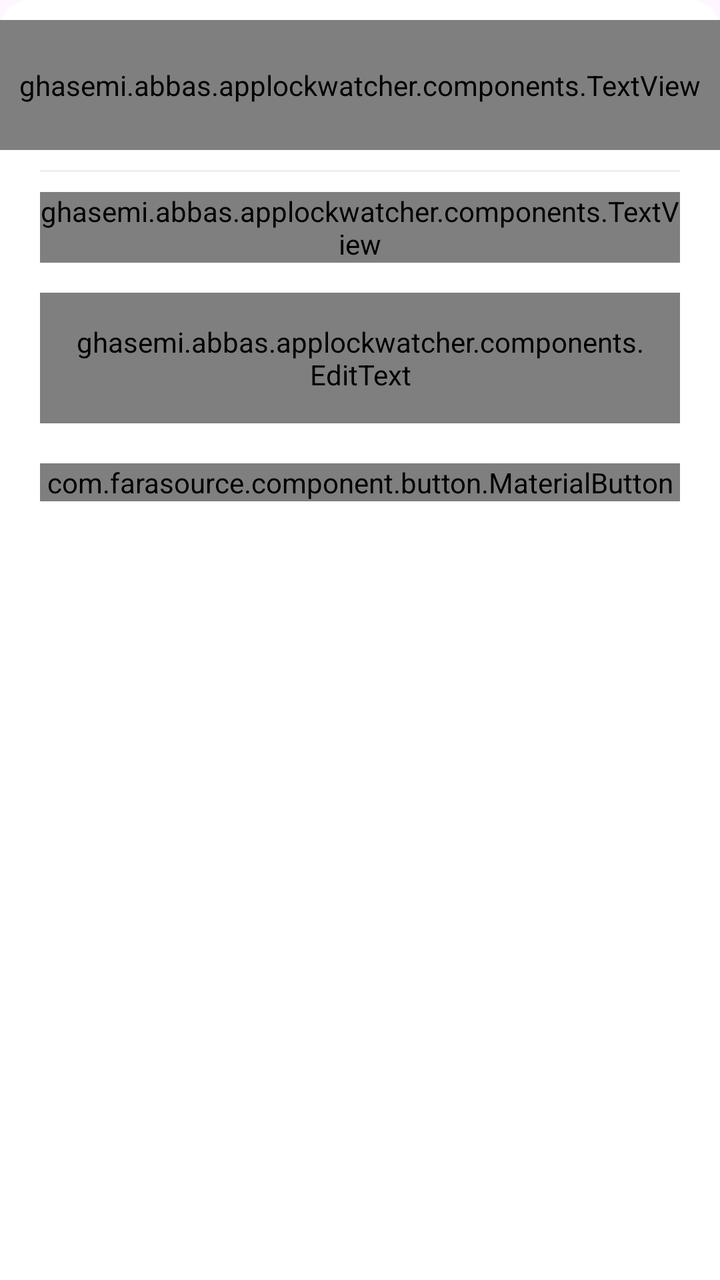
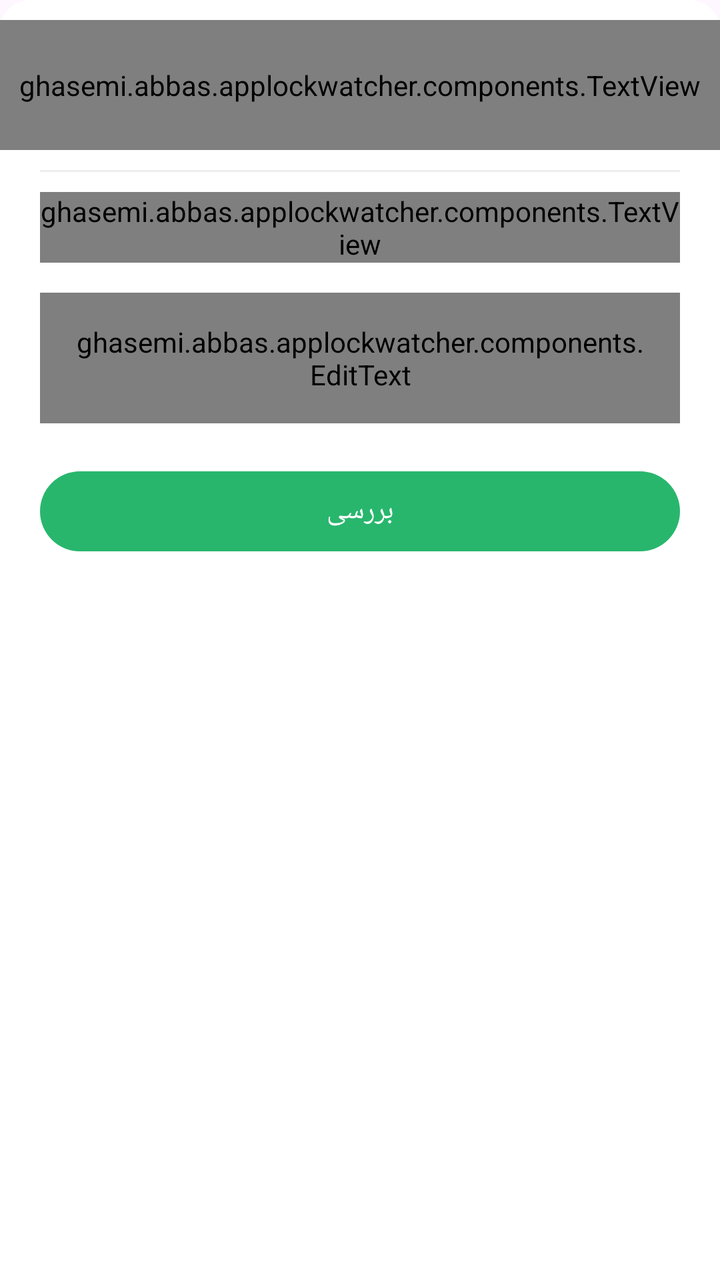

Screens rendered from an Android XML layout before and after an edit, with the pre-edit source and the edit as a unified diff.
<!-- AndroidManifest.xml: application theme AppTheme -->
<!-- res/layout/forget_password.xml -->
<?xml version="1.0" encoding="utf-8"?>
<ScrollView xmlns:android="http://schemas.android.com/apk/res/android"
    xmlns:app="http://schemas.android.com/apk/res-auto"
    android:layout_width="match_parent"
    android:layout_height="match_parent"
    android:background="@drawable/back_bottom_sheet">

    <LinearLayout
        android:layout_width="match_parent"
        android:layout_height="wrap_content"
        android:orientation="vertical">

        <ghasemi.abbas.applockwatcher.components.TextView
            android:id="@+id/help"
            android:layout_width="match_parent"
            android:layout_height="65dp"
            android:layout_marginTop="10dp"
            android:gravity="center"
            android:text="فراموشی گذرواژه"
            app:bold="true"
            android:textSize="16sp"
            app:color="#404040" />

        <View
            android:layout_width="match_parent"
            android:layout_height="1dp"
            android:layout_marginHorizontal="20dp"
            android:layout_marginVertical="10dp"
            android:background="@color/colorDivider" />

        <ghasemi.abbas.applockwatcher.components.TextView
            android:id="@+id/question"
            android:layout_width="match_parent"
            android:layout_height="wrap_content"
            android:layout_marginHorizontal="20dp"
            android:layout_marginBottom="5dp"
            android:gravity="right|center"
            android:singleLine="true"
            app:color="#000" />

        <com.google.android.material.textfield.TextInputLayout
            style="@style/LockApp.TextInputLayout"
            android:layout_width="match_parent"
            android:layout_height="wrap_content"
            android:layout_marginHorizontal="20dp"
            android:layout_marginVertical="10dp">

            <ghasemi.abbas.applockwatcher.components.EditText
                android:id="@+id/answer"
                android:paddingVertical="15dp"
                android:paddingHorizontal="15dp"
                android:layout_width="match_parent"
                android:layout_height="wrap_content"
                android:hint="پاسخ سوال"
                />

            <requestFocus />
        </com.google.android.material.textfield.TextInputLayout>


        <com.farasource.component.button.MaterialButton
            android:id="@+id/check"
            android:layout_marginTop="10dp"
            android:layout_width="match_parent"
            android:layout_height="wrap_content"
            android:layout_marginHorizontal="20dp"
            android:layout_marginBottom="20dp"
            android:text="بررسی" />

    </LinearLayout>
</ScrollView>
<!-- resources referenced by this layout -->
<resources>
  <color name="colorDivider">#ECEFF1</color>
  <!-- drawable back_bottom_sheet (drawable) -->
  <?xml version="1.0" encoding="utf-8"?>
  <selector xmlns:android="http://schemas.android.com/apk/res/android">
      <item android:state_enabled="true">
          <shape>
              <corners android:topLeftRadius="15dp" android:topRightRadius="15dp" />
              <solid android:color="#FFFFFF" />
          </shape>
      </item>
  </selector>
  <style name="LockApp.TextInputLayout" parent="@style/Widget.MaterialComponents.TextInputLayout.OutlinedBox">
          <item name="boxStrokeColor">@color/colorAccent</item>
          <item name="boxStrokeWidth">1dp</item>
          <item name="boxCornerRadiusTopEnd">15dp</item>
          <item name="theme">@style/editTextStyle</item>
          <item name="boxCornerRadiusTopStart">15dp</item>
          <item name="boxCornerRadiusBottomEnd">15dp</item>
          <item name="boxCornerRadiusBottomStart">15dp</item>
      </style>
  <style name="AppTheme" parent="Theme.Material3.Light.NoActionBar">
          
          <item name="colorPrimary">@color/colorPrimary</item>
          <item name="android:colorPrimaryDark">@color/colorPrimaryDark</item>
          <item name="android:colorAccent">@color/colorAccent</item>
          <item name="android:colorEdgeEffect">@color/colorEdgeEffect</item>
          <item name="android:soundEffectsEnabled">false</item>
          <item name="android:colorControlHighlight">#1A000000</item>
          <item name="android:statusBarColor">@color/colorPrimaryDark</item>
          <item name="android:navigationBarColor">@color/white</item>
          <item name="android:windowLightNavigationBar" tools:targetApi="o_mr1">true</item>
          <item name="android:dialogTheme">@style/dialogTheme</item>
          <item name="colorPrimaryContainer">@color/colorAccent</item>
      </style>
  <color name="colorAccent">#2FDF84</color>
  <style name="editTextStyle">
          <item name="colorPrimary">@color/colorAccent</item>
      </style>
  <color name="colorPrimary">#28B66D</color>
  <color name="colorPrimaryDark">#2FA268</color>
  <color name="colorEdgeEffect">#ffffff</color>
  <color name="white">#FFFF</color>
  <style name="dialogTheme" parent="Theme.Material3.Light.Dialog">
          <item name="android:colorPrimary">@color/colorPrimary</item>
          <item name="android:windowBackground">@android:color/transparent</item>
          <item name="android:windowAnimationStyle">@style/dialogAnimation</item>
      </style>
  <style name="dialogAnimation">
          <item name="android:windowEnterAnimation">@anim/in</item>
          <item name="android:windowExitAnimation">@anim/out</item>
      </style>
</resources>

<!-- the commit's change to res/layout/forget_password.xml (unified diff, before → after) -->
@@ -58,7 +58,7 @@
         </com.google.android.material.textfield.TextInputLayout>
 
 
-        <com.farasource.component.button.MaterialButton
+        <com.google.android.material.button.MaterialButton
             android:id="@+id/check"
             android:layout_marginTop="10dp"
             android:layout_width="match_parent"
<!-- resource entries referenced after the edit -->
@@ -23,12 +23,14 @@
   <style name="AppTheme" parent="Theme.Material3.Light.NoActionBar">
           
           <item name="colorPrimary">@color/colorPrimary</item>
+          <item name="materialButtonStyle">@style/LockApp.MaterialButton</item>
           <item name="android:colorPrimaryDark">@color/colorPrimaryDark</item>
           <item name="android:colorAccent">@color/colorAccent</item>
           <item name="android:colorEdgeEffect">@color/colorEdgeEffect</item>
           <item name="android:soundEffectsEnabled">false</item>
           <item name="android:colorControlHighlight">#1A000000</item>
-          <item name="android:statusBarColor">@color/colorPrimaryDark</item>
+          <item name="android:statusBarColor">@color/colorPrimary</item>
+          <item name="android:windowLightStatusBar">false</item>
           <item name="android:navigationBarColor">@color/white</item>
           <item name="android:windowLightNavigationBar" tools:targetApi="o_mr1">true</item>
           <item name="android:dialogTheme">@style/dialogTheme</item>
@@ -39,10 +41,17 @@
           <item name="colorPrimary">@color/colorAccent</item>
       </style>
   <color name="colorPrimary">#28B66D</color>
+  <style name="LockApp.MaterialButton" parent="Widget.Material3.Button">
+          <item name="backgroundTint">@color/colorPrimary</item>
+          <item name="android:textColor">@color/white</item>
+          <item name="rippleColor">#3328B66D</item>
+      </style>
   <color name="colorPrimaryDark">#2FA268</color>
   <color name="colorEdgeEffect">#ffffff</color>
   <color name="white">#FFFF</color>
   <style name="dialogTheme" parent="Theme.Material3.Light.Dialog">
+          <item name="colorPrimary">@color/colorPrimary</item>
+          <item name="materialButtonStyle">@style/LockApp.MaterialButton</item>
           <item name="android:colorPrimary">@color/colorPrimary</item>
           <item name="android:windowBackground">@android:color/transparent</item>
           <item name="android:windowAnimationStyle">@style/dialogAnimation</item>
